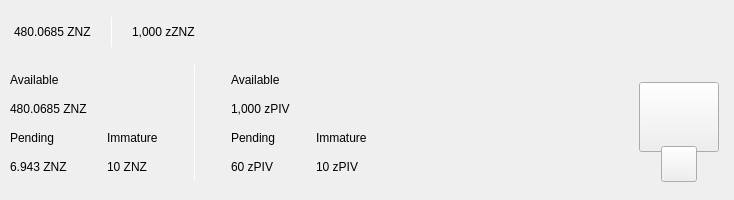
First picture: the form in src/qt/pivx/forms/topbar.ui, repository altecoin-altc/ZNZ, before the edit.
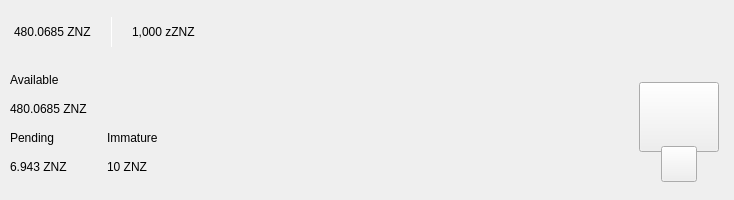
Second picture: the form after the edit. Custom widgets are drawn as their Qt base class.

Patch:
```diff
--- a/src/qt/pivx/forms/topbar.ui
+++ b/src/qt/pivx/forms/topbar.ui
@@ -465,128 +465,6 @@
              </item>
             </layout>
            </item>
-           <item>
-            <widget class="QLabel" name="typeSpacerExpanded">
-             <property name="minimumSize">
-              <size>
-               <width>1</width>
-               <height>100</height>
-              </size>
-             </property>
-             <property name="maximumSize">
-              <size>
-               <width>1</width>
-               <height>16777215</height>
-              </size>
-             </property>
-             <property name="styleSheet">
-              <string notr="true">background-color:white;
-padding:0px;
-border:none;</string>
-             </property>
-             <property name="text">
-              <string/>
-             </property>
-            </widget>
-           </item>
-           <item>
-            <widget class="QWidget" name="zerocoinBalances" native="true">
-             <layout class="QVBoxLayout" name="verticalLayout_8">
-              <property name="spacing">
-               <number>0</number>
-              </property>
-              <property name="leftMargin">
-               <number>30</number>
-              </property>
-              <property name="topMargin">
-               <number>0</number>
-              </property>
-              <property name="rightMargin">
-               <number>0</number>
-              </property>
-              <property name="bottomMargin">
-               <number>0</number>
-              </property>
-              <item>
-               <layout class="QVBoxLayout" name="verticalLayout">
-                <item>
-                 <widget class="QLabel" name="labelTitleAvailablezPiv">
-                  <property name="text">
-                   <string>Available</string>
-                  </property>
-                 </widget>
-                </item>
-                <item>
-                 <widget class="QLabel" name="labelAvailablezPiv">
-                  <property name="text">
-                   <string notr="true">1,000 zPIV</string>
-                  </property>
-                 </widget>
-                </item>
-               </layout>
-              </item>
-              <item>
-               <layout class="QHBoxLayout" name="horizontalLayout">
-                <property name="spacing">
-                 <number>0</number>
-                </property>
-                <item>
-                 <layout class="QVBoxLayout" name="verticalLayout_5">
-                  <item>
-                   <widget class="QLabel" name="labelTitlePendingzPiv">
-                    <property name="text">
-                     <string>Pending</string>
-                    </property>
-                   </widget>
-                  </item>
-                  <item>
-                   <widget class="QLabel" name="labelPendingzPiv">
-                    <property name="text">
-                     <string notr="true">60 zPIV</string>
-                    </property>
-                   </widget>
-                  </item>
-                 </layout>
-                </item>
-                <item>
-                 <spacer name="horizontalSpacer_4">
-                  <property name="orientation">
-                   <enum>Qt::Horizontal</enum>
-                  </property>
-                  <property name="sizeType">
-                   <enum>QSizePolicy::Fixed</enum>
-                  </property>
-                  <property name="sizeHint" stdset="0">
-                   <size>
-                    <width>40</width>
-                    <height>20</height>
-                   </size>
-                  </property>
-                 </spacer>
-                </item>
-                <item>
-                 <layout class="QVBoxLayout" name="verticalLayout_6">
-                  <item>
-                   <widget class="QLabel" name="labelTitleImmaturezPiv">
-                    <property name="text">
-                     <string>Immature</string>
-                    </property>
-                   </widget>
-                  </item>
-                  <item>
-                   <widget class="QLabel" name="labelImmaturezPiv">
-                    <property name="text">
-                     <string notr="true">10 zPIV</string>
-                    </property>
-                   </widget>
-                  </item>
-                 </layout>
-                </item>
-               </layout>
-              </item>
-             </layout>
-            </widget>
-           </item>
           </layout>
          </item>
          <item>
```
